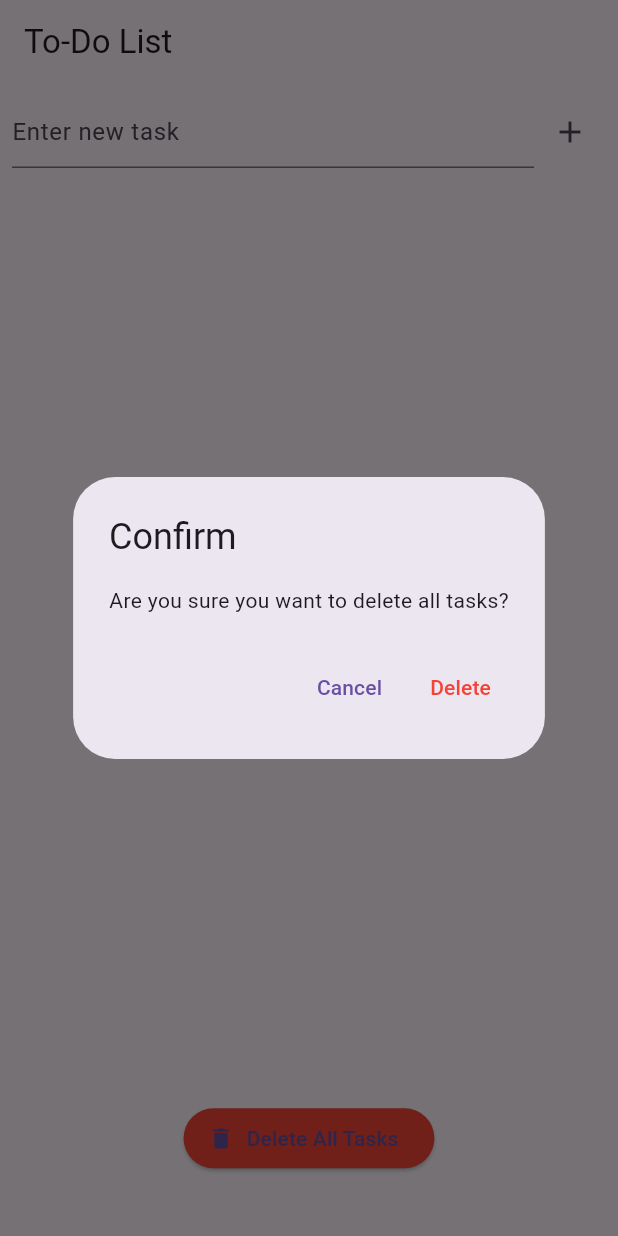
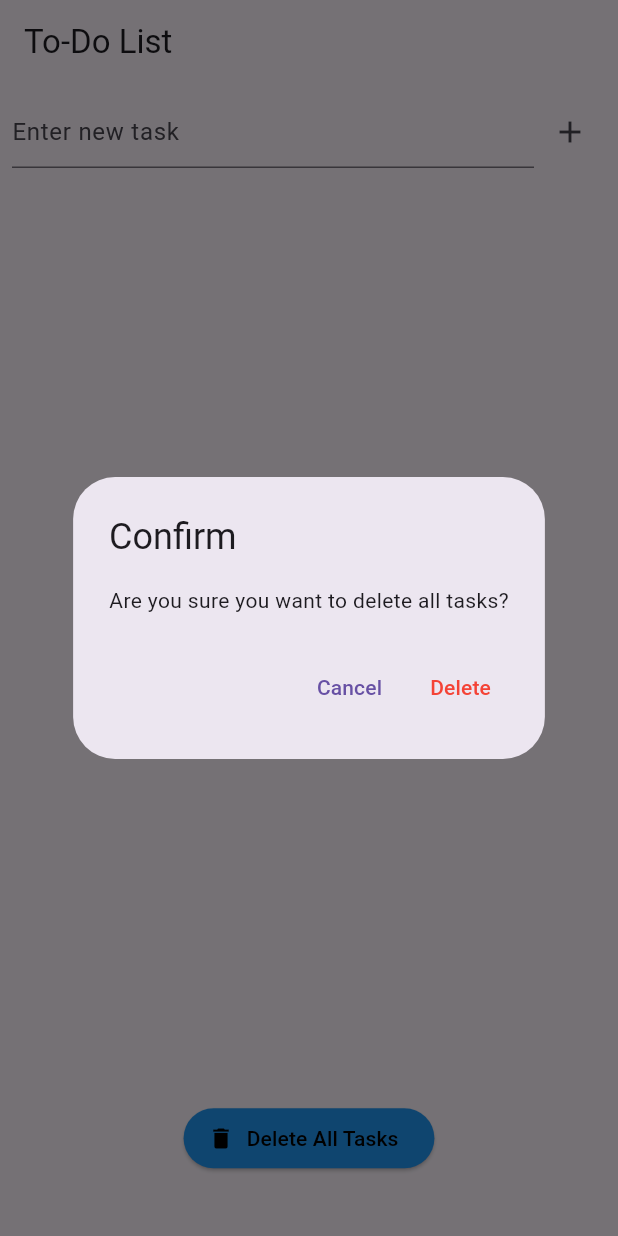
Before and after one commit to sumitsinghrathore0352/webreinvent_assignment_todoApp, a Flutter app: the screen it shows after launch, after a tap on "Delete All Tasks", on a phone screen of 412 x 824 dp. Run offline on Flutter 3.47's test engine with Material 3 defaults, Android fonts, the phone set to English and light mode, and no system bars; our stand-ins replace shared_preferences.

Commit message:
update color

```diff
--- a/lib/view/task_screen.dart
+++ b/lib/view/task_screen.dart
@@ -61,9 +61,12 @@ class TaskScreen extends StatelessWidget {
           ),
           // Inside the `Column` in the build method, after Expanded(child: ListView...):
           ElevatedButton.icon(
-            icon: const Icon(Icons.delete),
-            label: const Text('Delete All Tasks'),
-            style: ElevatedButton.styleFrom(backgroundColor: Colors.red),
+            icon: const Icon(Icons.delete, color: Colors.black),
+            label: const Text(
+              'Delete All Tasks',
+              style: TextStyle(color: Colors.black),
+            ),
+            style: ElevatedButton.styleFrom(backgroundColor: Colors.blue),
             onPressed: () {
               showDialog(
                 context: context,
```
